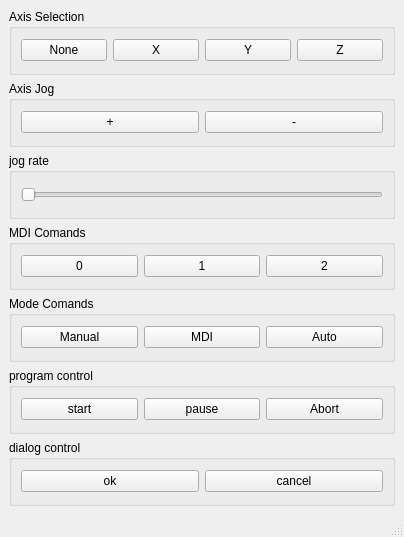
Old version of the form configs/sim/gmoccapy/panel.ui in the repository LinuxCNC/linuxcnc.
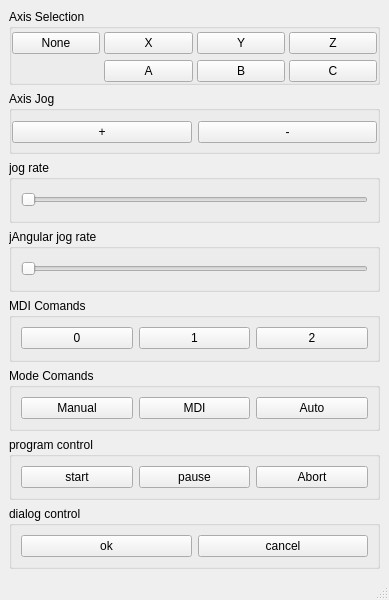
New version of the form. Custom widgets are drawn as their Qt base class.

Commit message: gmoccapy -update vcp panel for angular axes

```diff
--- a/configs/sim/gmoccapy/panel.ui
+++ b/configs/sim/gmoccapy/panel.ui
@@ -6,8 +6,8 @@
    <rect>
     <x>0</x>
     <y>0</y>
-    <width>404</width>
-    <height>537</height>
+    <width>389</width>
+    <height>600</height>
    </rect>
   </property>
   <property name="windowTitle">
@@ -22,11 +22,26 @@
         <property name="title">
          <string>Axis Selection</string>
         </property>
-        <layout class="QHBoxLayout" name="horizontalLayout_2">
-         <item>
-          <widget class="PushButton" name="pushbutton_9">
+        <layout class="QGridLayout" name="gridLayout">
+         <property name="leftMargin">
+          <number>0</number>
+         </property>
+         <property name="topMargin">
+          <number>3</number>
+         </property>
+         <property name="rightMargin">
+          <number>0</number>
+         </property>
+         <property name="bottomMargin">
+          <number>0</number>
+         </property>
+         <property name="horizontalSpacing">
+          <number>4</number>
+         </property>
+         <item row="0" column="4">
+          <widget class="PushButton" name="pushbutton_3">
            <property name="text">
-            <string>None</string>
+            <string>Z</string>
            </property>
            <property name="checkable">
             <bool>true</bool>
@@ -39,7 +54,7 @@
            </property>
           </widget>
          </item>
-         <item>
+         <item row="0" column="2">
           <widget class="PushButton" name="pushbutton">
            <property name="text">
             <string>X</string>
@@ -55,7 +70,23 @@
            </property>
           </widget>
          </item>
-         <item>
+         <item row="0" column="1">
+          <widget class="PushButton" name="pushbutton_9">
+           <property name="text">
+            <string>None</string>
+           </property>
+           <property name="checkable">
+            <bool>true</bool>
+           </property>
+           <property name="autoExclusive">
+            <bool>true</bool>
+           </property>
+           <property name="pin_name" stdset="0">
+            <string>axis-none</string>
+           </property>
+          </widget>
+         </item>
+         <item row="0" column="3">
           <widget class="PushButton" name="pushbutton_2">
            <property name="text">
             <string>Y</string>
@@ -71,10 +102,10 @@
            </property>
           </widget>
          </item>
-         <item>
-          <widget class="PushButton" name="pushbutton_3">
+         <item row="1" column="4">
+          <widget class="PushButton" name="pushbutton_15">
            <property name="text">
-            <string>Z</string>
+            <string>C</string>
            </property>
            <property name="checkable">
             <bool>true</bool>
@@ -83,7 +114,39 @@
             <bool>true</bool>
            </property>
            <property name="pin_name" stdset="0">
-            <string>axis-z</string>
+            <string>axis-c</string>
+           </property>
+          </widget>
+         </item>
+         <item row="1" column="3">
+          <widget class="PushButton" name="pushbutton_14">
+           <property name="text">
+            <string>B</string>
+           </property>
+           <property name="checkable">
+            <bool>true</bool>
+           </property>
+           <property name="autoExclusive">
+            <bool>true</bool>
+           </property>
+           <property name="pin_name" stdset="0">
+            <string>axis-b</string>
+           </property>
+          </widget>
+         </item>
+         <item row="1" column="2">
+          <widget class="PushButton" name="pushbutton_13">
+           <property name="text">
+            <string>A</string>
+           </property>
+           <property name="checkable">
+            <bool>true</bool>
+           </property>
+           <property name="autoExclusive">
+            <bool>true</bool>
+           </property>
+           <property name="pin_name" stdset="0">
+            <string>axis-a</string>
            </property>
           </widget>
          </item>
@@ -96,6 +159,18 @@
          <string>Axis Jog</string>
         </property>
         <layout class="QHBoxLayout" name="horizontalLayout_5">
+         <property name="leftMargin">
+          <number>0</number>
+         </property>
+         <property name="topMargin">
+          <number>3</number>
+         </property>
+         <property name="rightMargin">
+          <number>0</number>
+         </property>
+         <property name="bottomMargin">
+          <number>0</number>
+         </property>
          <item>
           <widget class="PushButton" name="pushbutton_7">
            <property name="text">
@@ -134,7 +209,29 @@
             <enum>Qt::Horizontal</enum>
            </property>
            <property name="pin_name" stdset="0">
-            <string>Jog-rate</string>
+            <string>jog-rate</string>
+           </property>
+          </widget>
+         </item>
+        </layout>
+       </widget>
+      </item>
+      <item>
+       <widget class="QGroupBox" name="groupBox_6">
+        <property name="title">
+         <string>jAngular jog rate</string>
+        </property>
+        <layout class="QHBoxLayout" name="horizontalLayout_7">
+         <item>
+          <widget class="Slider" name="slider_angular">
+           <property name="maximum">
+            <number>1800</number>
+           </property>
+           <property name="orientation">
+            <enum>Qt::Horizontal</enum>
+           </property>
+           <property name="pin_name" stdset="0">
+            <string>jog-rate-angular</string>
            </property>
           </widget>
          </item>
```
Left out of the diff: 4 changed lines with no effect on the pictures. The commit also changes 1 other file.
